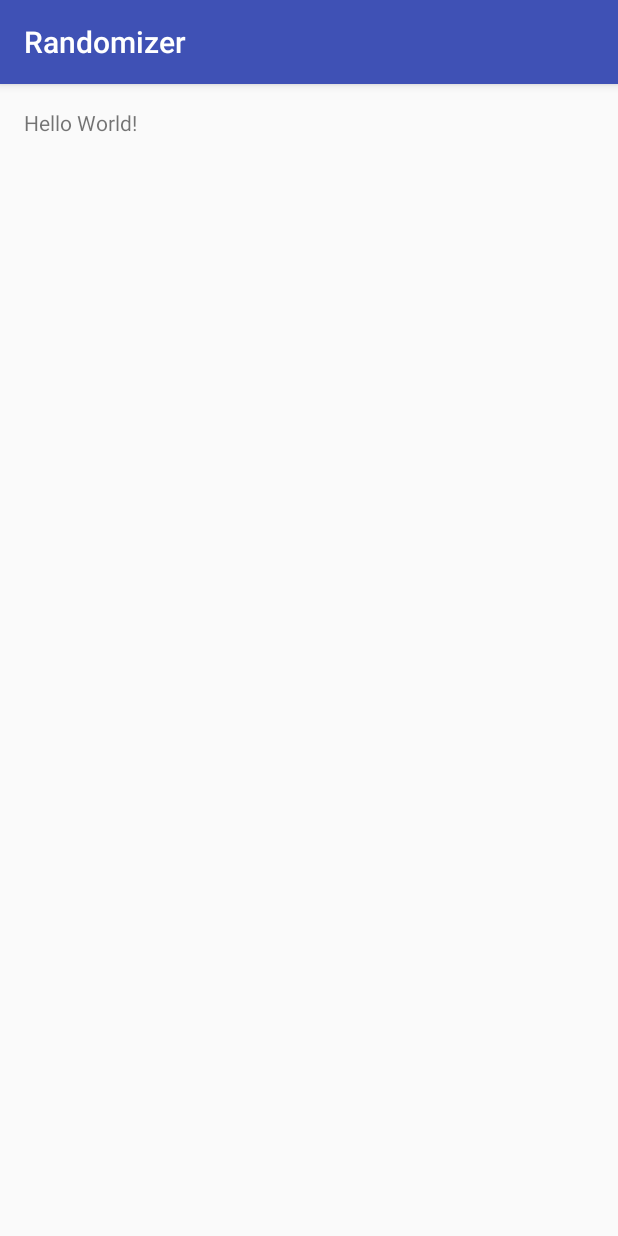
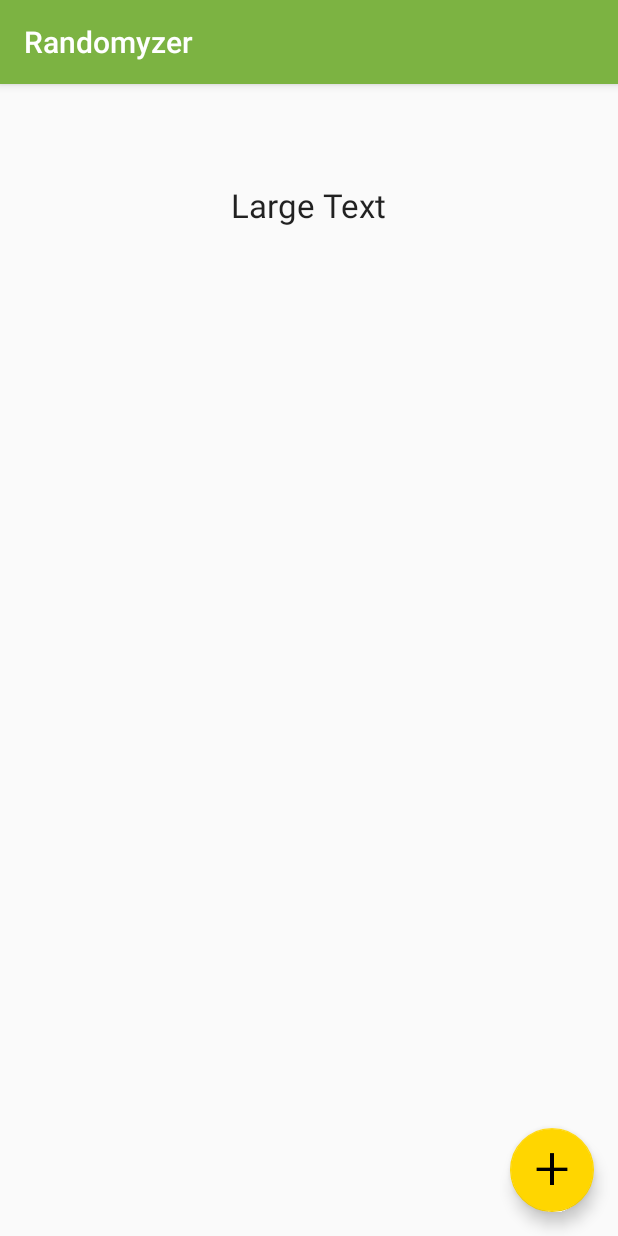
Before and after one commit to juliusvega998/randomizer, an Android app: the screen it shows after launch (SplashScreenActivity before the commit, MainActivity after it), on a phone screen of 412 x 824 dp. Run offline under Robolectric (Android 15) with nearby library versions, the phone set to English and light mode, and no system bars.

Commit message:
Added initial layout

```diff
--- a/app/src/main/AndroidManifest.xml
+++ b/app/src/main/AndroidManifest.xml
@@ -7,7 +7,7 @@
         android:icon="@mipmap/ic_launcher"
         android:label="@string/app_name"
         android:supportsRtl="true"
-        android:theme="@style/AppTheme">
+        android:theme="@style/AppTheme.NoActionBar">
         <activity android:name=".SplashScreenActivity">
             <intent-filter>
                 <action android:name="android.intent.action.MAIN" />
--- a/app/src/main/java/com/kintetsu/aspirev3/randomizer/SplashScreenActivity.java
+++ b/app/src/main/java/com/kintetsu/aspirev3/randomizer/SplashScreenActivity.java
@@ -1,13 +1,27 @@
 package com.kintetsu.aspirev3.randomizer;
 
+import android.content.Intent;
+import android.os.Bundle;
+import android.os.Handler;
 import android.support.v7.app.AppCompatActivity;
-import android.os.Bundle;
 
 public class SplashScreenActivity extends AppCompatActivity {
+    private static final String TAG = SplashScreenActivity.class.getSimpleName();
 
     @Override
     protected void onCreate(Bundle savedInstanceState) {
+        final Intent i = new Intent(this, MainActivity.class);
+        final Handler handler = new Handler();
+
         super.onCreate(savedInstanceState);
         setContentView(R.layout.activity_splash_screen);
+
+        handler.postDelayed(new Runnable() {
+            @Override
+            public void run() {
+                startActivity(i);
+                finish();
+            }
+        }, 3000);
     }
 }
--- a/app/src/main/res/layout/activity_main.xml
+++ b/app/src/main/res/layout/activity_main.xml
@@ -29,6 +29,6 @@
         android:layout_height="wrap_content"
         android:layout_gravity="bottom|end"
         android:layout_margin="@dimen/fab_margin"
-        android:src="@android:drawable/ic_dialog_email" />
+        android:src="@drawable/plus" />
 
 </android.support.design.widget.CoordinatorLayout>
--- a/app/src/main/res/layout/content_main.xml
+++ b/app/src/main/res/layout/content_main.xml
@@ -12,4 +12,13 @@
     tools:context="com.kintetsu.aspirev3.randomizer.MainActivity"
     tools:showIn="@layout/activity_main">
 
+    <TextView
+        android:layout_width="wrap_content"
+        android:layout_height="wrap_content"
+        android:textAppearance="?android:attr/textAppearanceLarge"
+        android:text="Large Text"
+        android:id="@+id/textView2"
+        android:layout_alignParentTop="true"
+        android:layout_centerHorizontal="true"
+        android:layout_marginTop="50dp" />
 </RelativeLayout>
--- a/app/src/main/res/values/colors.xml
+++ b/app/src/main/res/values/colors.xml
@@ -1,6 +1,9 @@
 <?xml version="1.0" encoding="utf-8"?>
 <resources>
-    <color name="colorPrimary">#3F51B5</color>
-    <color name="colorPrimaryDark">#303F9F</color>
-    <color name="colorAccent">#FF4081</color>
+    <color name="colorPrimary">#7cb342</color>
+    <color name="colorPrimaryDark">#33691E</color>
+    <color name="colorAccent">#FFD600</color>
+    <color name="white">#FFFFFF</color>
+    <color name="black">#000000</color>
+    <color name="grey">#888888</color>
 </resources>
--- a/app/src/main/res/values/strings.xml
+++ b/app/src/main/res/values/strings.xml
@@ -1,4 +1,4 @@
 <resources>
-    <string name="app_name">Randomizer</string>
-    <string name="title_activity_main">Randomizer</string>
+    <string name="app_name">Randomyzer</string>
+    <string name="title_activity_main">Randomyzer</string>
 </resources>
```
Also changed, not shown: app/src/main/res/layout/activity_splash_screen.xml (+7 -2 lines), app/src/main/res/drawable/plus.png (added).
